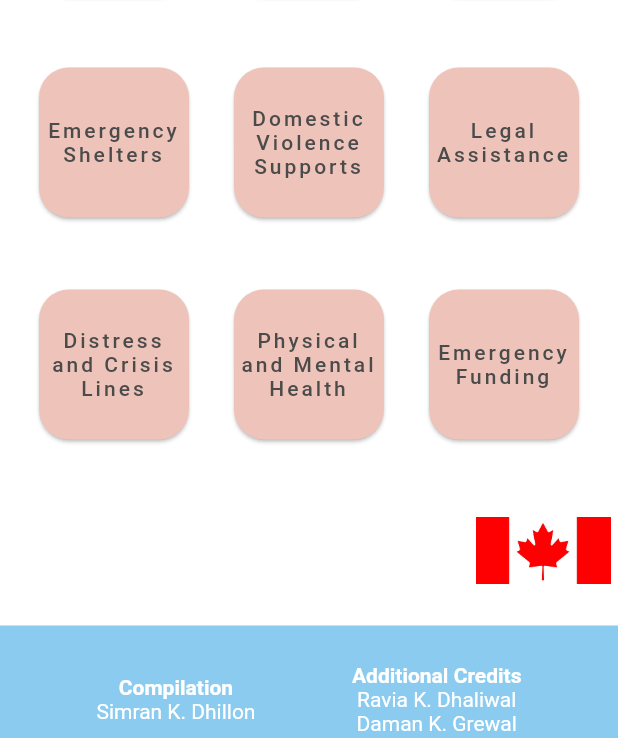
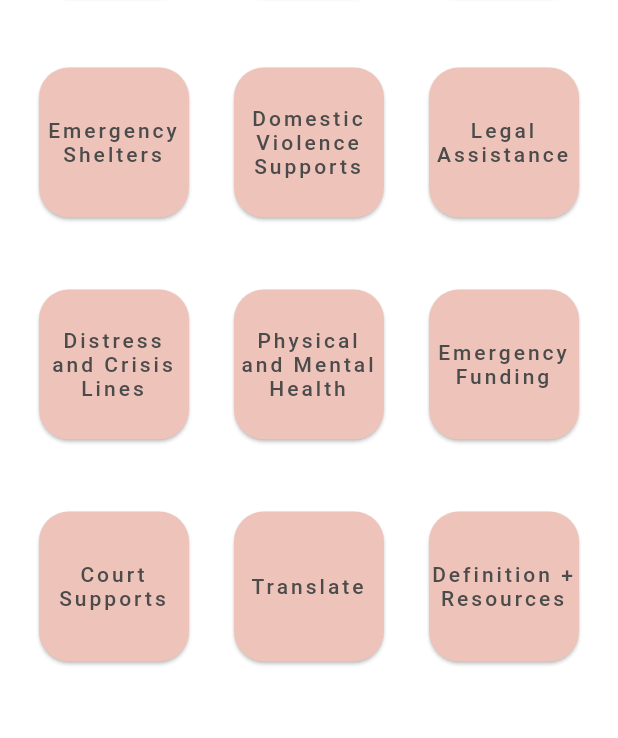
Before and after one commit to mu6-Abdullah/PRH-flutter, a Flutter app: the screen it shows after launch, scrolled down 576 dp, on a phone screen of 412 x 824 dp, the part 498-1236 px from its top. Run offline on Flutter 3.47's test engine with Material 2 defaults, Android fonts, the phone set to English and light mode, and no system bars; missing offline and left inert: maps_launcher; Roboto replaces fonts that are missing (Montserrat).

Commit message:
feat: new court supports page

```diff
--- a/lib/constants/theme_data.dart
+++ b/lib/constants/theme_data.dart
@@ -8,6 +8,7 @@ class CustomColors {
   static Color headerTextBlue = Color(0xFF73CBF5);
   static Color textCharcoalGrey = Color(0xFF4B4B4B);
   static Color cardTextBlue = Color(0xFF45AFE2);
+  static Color cardIconBlue = Color(0xFF257BA4);
   static Color lighterCardtextBlue = Color(0xFFE7FAFF);
   static Color cardOrange = Color(0xFFF4C6A7);
   static Color cardTextOrange = Color(0xFF74492C);
--- a/lib/views/home_page3.dart
+++ b/lib/views/home_page3.dart
@@ -1,3 +1,4 @@
+import 'package:PRH/views/pages/court_supports.dart';
 import 'package:PRH/views/pages/emergency_funding.dart';
 import 'package:flutter/cupertino.dart';
 import 'package:flutter/material.dart';
@@ -525,6 +526,115 @@ class _HomePage3State extends State<HomePage3> {
             ),
             SliverToBoxAdapter(
               child: Row(
+                mainAxisAlignment: MainAxisAlignment.spaceEvenly,
+                children: <Widget>[
+                  Container(
+                    padding: EdgeInsets.symmetric(vertical: 20),
+                    child: Card(
+                      color: CustomColors.infoCardPinkBeige,
+                      shape: RoundedRectangleBorder(
+                        borderRadius: BorderRadius.circular(20.0),
+                      ),
+                      child: InkWell(
+                        borderRadius: BorderRadius.circular(20.0),
+                        splashColor: Colors.red[200],
+                        onTap: (){Navigator.push(
+                            context,
+                            MaterialPageRoute(builder: (context) => CourtSupportsPage()));
+                        },
+                        child: Container(
+                          width: 100,
+                          height: 100,
+                          child: Center(
+                            child: Text(
+                              'Court Supports',
+                              textAlign: TextAlign.center,
+                              style: TextStyle(
+                                color: CustomColors.textCharcoalGrey,
+                                fontFamily: 'Montserrat',
+                                letterSpacing: 2,
+                                fontSize: 14,
+                                fontWeight: FontWeight.w500,
+                              ),
+                            ),
+                          ),
+                        ),
+                      ),
+                    ),
+                  ),
+                  Container(
+                    padding: EdgeInsets.symmetric(vertical: 20),
+                    child: Card(
+                      color: CustomColors.infoCardPinkBeige,
+                      shape: RoundedRectangleBorder(
+                        borderRadius: BorderRadius.circular(20.0),
+                      ),
+                      child: InkWell(
+                        borderRadius: BorderRadius.circular(20.0),
+                        splashColor: Colors.red[200],
+                        onTap: (){Navigator.push(
+                            context,
+                            MaterialPageRoute(builder: (context) => TranslatePage()));
+                        },
+                        child: Container(
+                          width: 100,
+                          height: 100,
+                          child: Center(
+                            child: Text(
+                              'Translate',
+                              textAlign: TextAlign.center,
+                              style: TextStyle(
+                                letterSpacing: 2,
+                                color: CustomColors.textCharcoalGrey,
+                                fontFamily: 'Montserrat',
+                                fontSize: 14,
+                                fontWeight: FontWeight.w500,
+                              ),
+                            ),
+                          ),
+                        ),
+                      ),
+                    ),
+                  ),
+                  Container(
+                    padding: EdgeInsets.symmetric(vertical: 20),
+                    child: Card(
+                      color: CustomColors.infoCardPinkBeige,
+                      shape: RoundedRectangleBorder(
+                        borderRadius: BorderRadius.circular(20.0),
+                      ),
+                      child: InkWell(
+                        borderRadius: BorderRadius.circular(20.0),
+                        splashColor: Colors.red[200],
+                        onTap: (){Navigator.push(
+                            context,
+                            MaterialPageRoute(builder: (context) => ResourcePage()));
+                        },
+                        child: Container(
+                          width: 100,
+                          height: 100,
+                          child: Center(
+                            child: Text(
+                              'Definition + Resources',
+                              textAlign: TextAlign.center,
+                              style: TextStyle(
+                                letterSpacing: 2,
+                                color: CustomColors.textCharcoalGrey,
+                                fontFamily: 'Montserrat',
+                                fontSize: 14,
+                                fontWeight: FontWeight.w500,
+                              ),
+                            ),
+                          ),
+                        ),
+                      ),
+                    ),
+                  ),
+                ],
+              ),
+            ),
+            SliverToBoxAdapter(
+              child: Row(
                 mainAxisAlignment: MainAxisAlignment.end,
                 children: <Widget>[
                   Container(
--- a/lib/views/pages/emergency_funding.dart
+++ b/lib/views/pages/emergency_funding.dart
@@ -23,7 +23,7 @@ class _EmergencyFundingPageState extends State<EmergencyFundingPage> {
             SliverAppBar(
               centerTitle: true,
               title: Text(
-                'Emergency Shelters',
+                'Emergency Funding',
                 style: TextStyle(
                   color: Colors.white,
                   fontFamily: 'Montserrat',
```
Also changed, not shown: lib/views/pages/court_supports.dart (added, +338 -0 lines).
